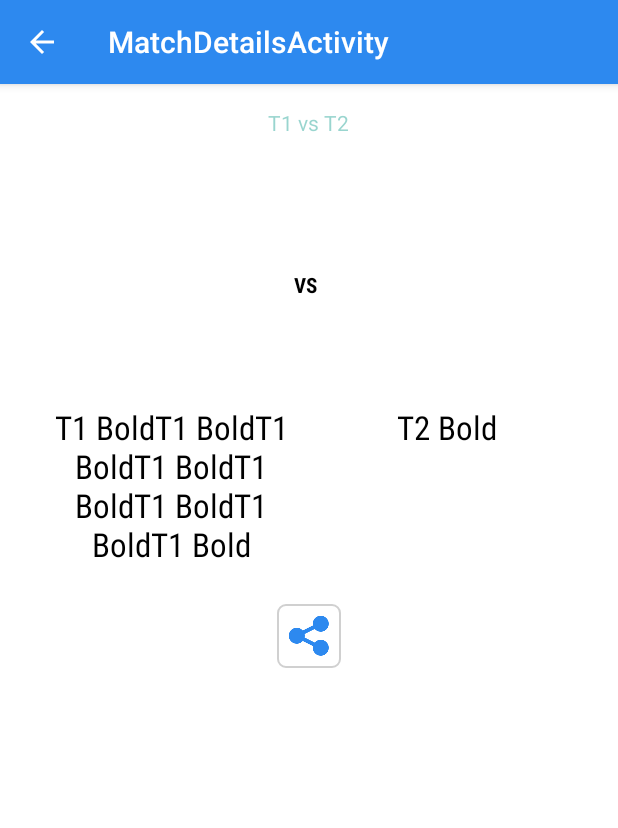
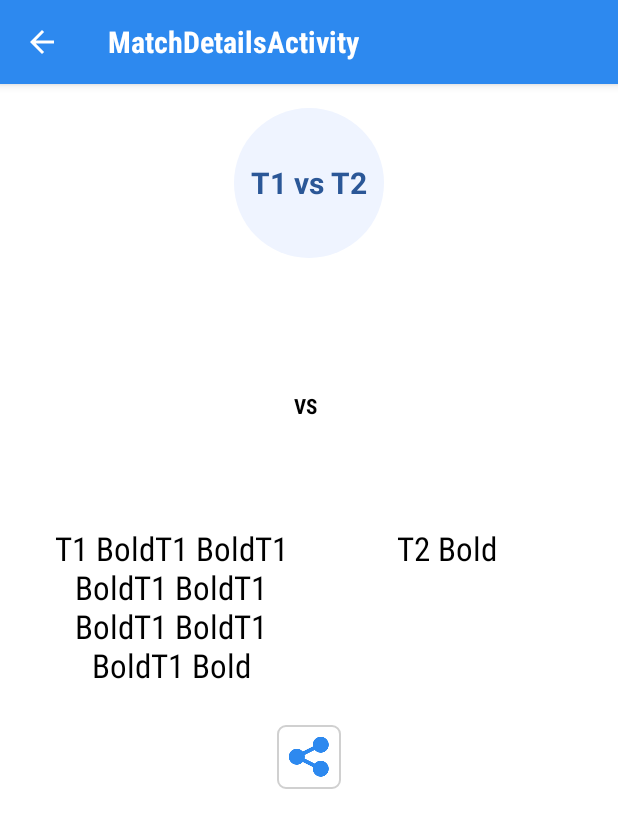
Before and after one commit to samidhtalsania/d2ticker, an Android app: the MatchDetailsActivity screen opened directly, with no data from a screen before it, on a phone screen of 412 x 824 dp. Shown: the top 828 px of the screen. Run offline under Robolectric (Android 15) with nearby library versions, the light colour scheme and no system bars; our stand-ins replace AdMob; 2 statements that could not run were skipped.

Commit message:
Added logo.Added notification small and big icons.Minor UI changes.

```diff
--- a/app/src/main/AndroidManifest.xml
+++ b/app/src/main/AndroidManifest.xml
@@ -18,7 +18,8 @@
         <activity
             android:name=".MainActivity"
             android:label="@string/app_name"
-            android:launchMode="singleInstance" >ss
+
+            android:launchMode="singleInstance" >
             <intent-filter>
                 <action android:name="android.intent.action.MAIN" />
 
--- a/app/src/main/java/com/bluealeaf/dota2ticker/MainActivity.java
+++ b/app/src/main/java/com/bluealeaf/dota2ticker/MainActivity.java
@@ -94,6 +94,9 @@ public class MainActivity extends ActionBarActivity{
         super.onCreate(savedInstanceState);
 
         setContentView(R.layout.activity_main);
+
+        getSupportActionBar().setIcon(R.drawable.ic_launcher);
+
         mAdView = (AdView) findViewById(R.id.adView);
         AdRequest adRequest = new AdRequest.Builder().build();
         mAdView.loadAd(adRequest);
--- a/app/src/main/java/com/bluealeaf/dota2ticker/MatchDetailsActivity.java
+++ b/app/src/main/java/com/bluealeaf/dota2ticker/MatchDetailsActivity.java
@@ -31,6 +31,7 @@ public class MatchDetailsActivity extends ActionBarActivity {
 
         super.onCreate(savedInstanceState);
         setContentView(R.layout.activity_match_details);
+        getSupportActionBar().setLogo(R.drawable.ic_launcher);
         final Match match = getIntent().getParcelableExtra("MATCH_ID");
 
         if(match != null){
@@ -67,15 +68,17 @@ public class MatchDetailsActivity extends ActionBarActivity {
             long mins = (time % 3600) / 60;
 
             StringBuilder sb = new StringBuilder();
-            sb.append("in ").append(String.valueOf(hours)).append("h").append(" ").append(String.valueOf(mins)).append("m");
+
+
 
             //If only 5 mins left for match make it live
             if(DateTime.now(DateTimeZone.UTC).getMillis() > match.getETA()-5*60*1000){
                 status.setText("LIVE");
             }
             else{
-                status.setText(sb.toString());
-                status.setTextColor(getResources().getColor(R.color.black));
+                status.setText(hours == 0
+                        ?sb.append(String.valueOf(mins)).append("m")
+                        :sb.append(String.valueOf(hours)).append("h").append(" ").append(String.valueOf(mins)).append("m"));
             }
 
             if(getResources().getConfiguration().orientation == Configuration.ORIENTATION_LANDSCAPE){
--- a/app/src/main/java/com/bluealeaf/dota2ticker/notification/NotificationActivity.java
+++ b/app/src/main/java/com/bluealeaf/dota2ticker/notification/NotificationActivity.java
@@ -6,6 +6,7 @@ import android.app.PendingIntent;
 import android.content.BroadcastReceiver;
 import android.content.Context;
 import android.content.Intent;
+import android.graphics.BitmapFactory;
 import android.os.Build;
 
 import com.bluealeaf.dota2ticker.MatchDetailsActivity;
@@ -36,7 +37,8 @@ public class NotificationActivity extends BroadcastReceiver {
             if (Build.VERSION.SDK_INT >= 16) {
                 notification = new Notification.Builder(context)
                         .setContentTitle(match.getT1() + " vs. " + match.getT2())
-                        .setSmallIcon(R.drawable.abc_ab_share_pack_holo_dark)
+                        .setSmallIcon(R.drawable.watch)
+                        .setLargeIcon(BitmapFactory.decodeResource(context.getResources(),R.drawable.ic_launcher))
                         .setContentIntent(pendingIntent)
                         .setAutoCancel(true)
                         .build();
--- /dev/null
+++ b/app/src/main/res/drawable/circle.xml
@@ -0,0 +1,5 @@
+<?xml version="1.0" encoding="utf-8"?>
+<shape xmlns:android="http://schemas.android.com/apk/res/android" android:shape="oval">
+    <solid android:color="@color/metro_dark"></solid>
+
+</shape>
--- a/app/src/main/res/layout/activity_match_details.xml
+++ b/app/src/main/res/layout/activity_match_details.xml
@@ -17,13 +17,30 @@
         android:orientation="vertical"
         android:background="@android:color/white">
 
+
+        <RelativeLayout
+            android:layout_width="match_parent"
+            android:layout_height="wrap_content">
+
+            <View
+                android:layout_width="100dp"
+                android:layout_height="100dp"
+                android:background="@drawable/circle"
+                android:layout_centerInParent="true">
+            </View>
+
             <TextView
                 android:id="@+id/matchStatus"
                 android:text="T1 vs T2"
-        android:textColor="@color/highlighted_text_material_light"
-        android:layout_gravity="center"
+                android:textColor="@color/metro_dark_blue"
+                android:textStyle="bold"
+                android:textSize="20sp"
+                android:layout_centerInParent="true"
                 android:layout_width="wrap_content"
-        android:layout_height="wrap_content" />
+                android:layout_height="wrap_content"/>
+
+        </RelativeLayout>
+
 
         <TextView
             android:id="@+id/leagueName"
--- a/app/src/main/res/values/color.xml
+++ b/app/src/main/res/values/color.xml
@@ -11,5 +11,9 @@
     <item name="purple" type="color">#FFAA66CC</item>
     <item name="green" type="color">#FF99CC00</item>
     <item name="orange" type="color">#FFFFBB33</item>
+    <item name="titleBarTextColor" type="color">#FFF</item>
+
+    <item name="metro_dark" type="color">#eff4ff</item>
+    <item name="metro_dark_blue" type="color">#2b5797</item>
 
 </resources>
--- a/app/src/main/res/values/themes.xml
+++ b/app/src/main/res/values/themes.xml
@@ -1,9 +1,12 @@
 <?xml version="1.0" encoding="utf-8"?>
-<resources>
+<resources
+    xmlns:tools="http://schemas.android.com/tools">
     <style name="CustomTheme" parent="Theme.AppCompat.Light.DarkActionBar">
         <!-- Customize your theme here. -->
         <item name="android:actionBarStyle">@style/MyActionBar</item>
         <item name="actionBarStyle">@style/MyActionBar</item>
+
+
         <!-- Theme for switches-->
         <item name="colorControlActivated">@color/blue_app_theme</item>
 
@@ -14,21 +17,21 @@
         parent="Widget.AppCompat.Light.ActionBar.Solid.Inverse">
         <item name="android:background">@color/blue_app_theme</item>
         <item name="background">@color/blue_app_theme</item>
-        <item name="android:label">@style/ActionBarTitle</item>
+        <item name="android:titleTextStyle">@style/MyActionBarTextStyle</item>
+        <item name="titleTextStyle">@style/MyActionBarTextStyle</item>
+
 
     </style>
 
 
-    <style name="ActionBarTitle">
+    <style name="MyActionBarTextStyle"
+        parent="TextAppearance.AppCompat.Widget.ActionBar.Title"
+        tools:targetApi="16">
 
-
-        <item name="android:textSize">20sp</item>
-        <item name="android:textColor">@color/green</item>
-        <item name="android:text">@string/app_name</item>
+        <item name="android:textColor">@color/titleBarTextColor</item>
+        <item name="android:fontFamily">sans-serif-condensed</item>
+        <item name="android:textStyle">bold</item>
 
     </style>
 
-
-
-
 </resources>
```
Also changed, not shown: app/src/main/java/com/bluealeaf/dota2ticker/adapters/MatchListAdapter.java (+21 -10 lines), app/src/main/res/layout/activity_main_list.xml (+16 -6 lines), app/src/main/res/drawable-hdpi/ic_launcher.png, app/src/main/res/drawable-mdpi/ic_launcher.png, app/src/main/res/drawable-xhdpi/ic_launcher.png, app/src/main/res/drawable-xxhdpi/ic_launcher.png, app/src/main/res/drawable-xxxhdpi/ic_launcher.png (added), app/src/main/res/drawable/watch.png (added). Lines whose indentation alone changed are shown as unchanged.
